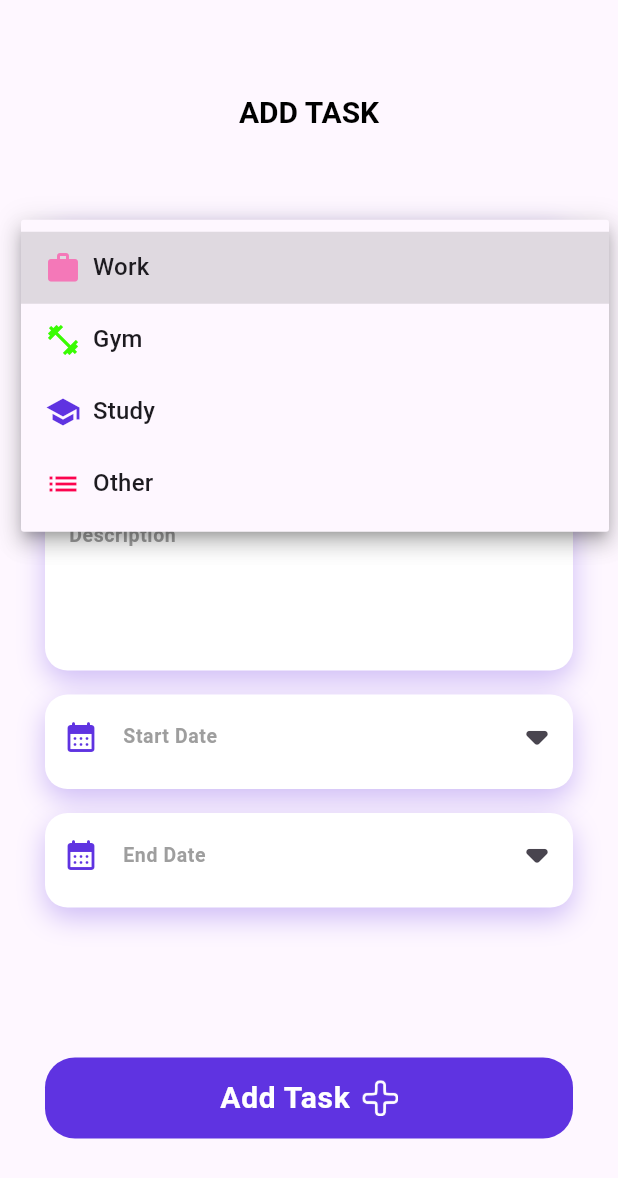
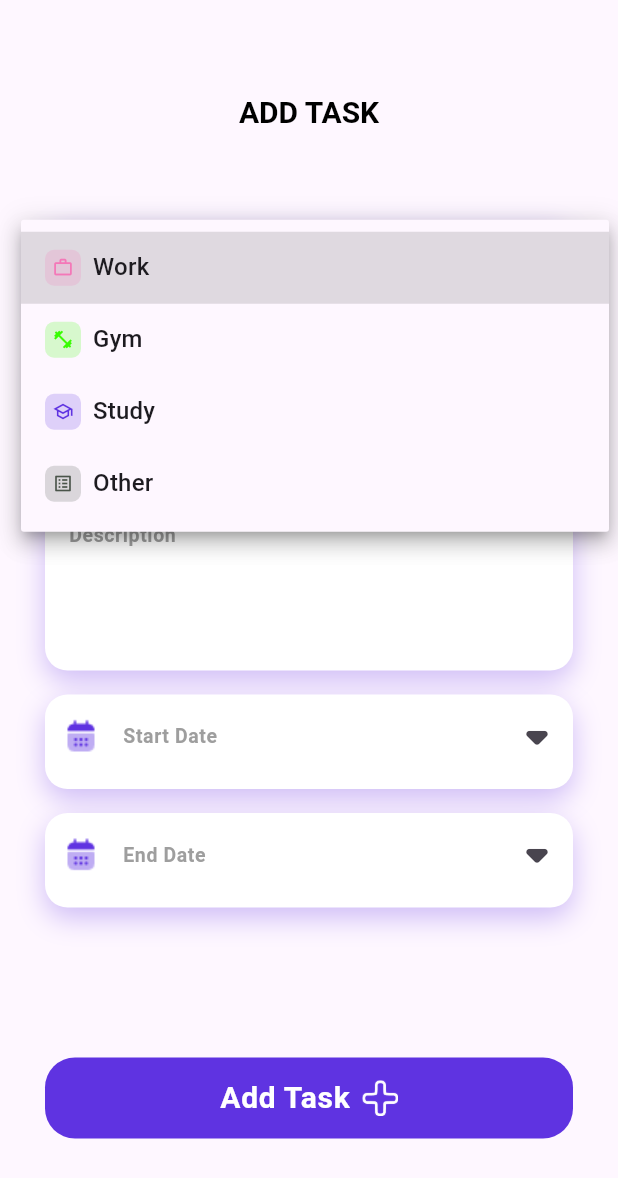
Before and after one commit to alibakhsha/todo_m, a Flutter app: the AddTaskScreen screen opened directly, after a tap on "Task Group", on a phone screen of 412 x 824 dp. Shown: the top 1178 px of the screen. Run offline on Flutter 3.47's test engine with Material 3 defaults, Android fonts, the phone set to English and light mode, and no system bars; our stand-ins replace get, get_storage; accounts and stored records are empty; Roboto replaces fonts that are missing (Lexenddeca).

Commit message:
compledet edit page screen

```diff
--- a/lib/main.dart
+++ b/lib/main.dart
@@ -19,6 +19,7 @@ class MyApp extends StatelessWidget {
   @override
   Widget build(BuildContext context) {
     return GetMaterialApp(
+      debugShowCheckedModeBanner: false,
       theme: themsData,
       home: isFirstLaunch ? FirstScreen() : HomeScreen(),
     );
--- a/lib/models/data_model.dart
+++ b/lib/models/data_model.dart
@@ -4,7 +4,9 @@ import 'package:todo_m/models/task_model.dart';
 
 class TaskModel {
   String taskName;
-  String taskDate;
+  String taskStartDate;
+  String taskEndDate;
+  String description;
   RxBool isDone;
   Color color;
   IconData icon;
@@ -12,7 +14,9 @@ class TaskModel {
 
   TaskModel({
     required this.taskName,
-    required this.taskDate,
+    required this.taskStartDate,
+    required this.taskEndDate,
+    required this.description,
     required this.isDone,
     required this.color,
     required this.icon,
@@ -22,7 +26,9 @@ class TaskModel {
   Map<String, dynamic> toJson() {
     return {
       'taskName': taskName,
-      'taskDate': taskDate,
+      'taskStartDate': taskStartDate,
+      'taskEndDate': taskEndDate,
+      'description': description,
       'isDone': isDone.value,
       'color': color.value,
       'icon': icon.codePoint,
@@ -33,12 +39,12 @@ class TaskModel {
   factory TaskModel.fromJson(Map<String, dynamic> json) {
     return TaskModel(
         taskName: json['taskName'],
-        taskDate: json['taskDate'],
+        taskStartDate: json['taskStartDate'].toString(),
+        taskEndDate: json['taskEndDate'].toString(),
+        description: json['description'].toString(),
         isDone: RxBool(json['isDone']),
         color: Color(json['color']),
-        icon: IconData(
-          json['icon'],
-        ),
-        taskGroup: 'taskGroup');
+        icon: IconData(json['icon']),
+        taskGroup: json['taskGroup']);
   }
 }
--- a/lib/models/task_model.dart
+++ b/lib/models/task_model.dart
@@ -1,5 +1,6 @@
 import 'package:flutter/material.dart';
 import 'package:get/get.dart';
+import 'package:todo_m/gen/assets.gen.dart';
 
 class TaskGroup {
    String? name;
@@ -11,9 +12,9 @@ class TaskGroup {
 
 class TaskData {
   static List<TaskGroup> taskGroup =[
-    TaskGroup('Work', Icons.work, const Color(0xffF478B8)),
-    TaskGroup('Gym', Icons.fitness_center, const Color(0xff39fc03)),
-    TaskGroup('Study', Icons.school, const Color(0xff5F33E1)),
-    TaskGroup('Other', Icons.list, const Color(0xfffc034e)),
+    TaskGroup('Work', Icons.work_outline, const Color(0xffF478B8)),
+    TaskGroup('Gym', Icons.fitness_center_outlined, const Color(0xff39fc03)),
+    TaskGroup('Study', Icons.school_outlined, const Color(0xff5F33E1)),
+    TaskGroup('Other', Icons.list_alt_outlined, const Color(0xff4a544a)),
   ];
 }
--- a/lib/view/add_task_screen.dart
+++ b/lib/view/add_task_screen.dart
@@ -3,7 +3,6 @@ import 'package:get/get.dart';
 import 'package:todo_m/controller/home_controller.dart';
 import 'package:todo_m/models/task_model.dart';
 import 'package:todo_m/view/home_screen.dart';
-
 
 import '../gen/assets.gen.dart';
 
@@ -39,8 +38,8 @@ class AddTaskScreen extends StatelessWidget {
     if (_selectedTaskGroup == null ||
         _taskNameController.text.isEmpty ||
         _descriptionController.text.isEmpty ||
-        _startDate == null ||
-        _endDate == null) {
+        _startDate.value == null ||
+        _endDate.value == null) {
       Get.snackbar(
         'Snackbar',
         'Please complete the fields correctly.',
@@ -48,13 +47,14 @@ class AddTaskScreen extends StatelessWidget {
         forwardAnimationCurve: Curves.elasticInOut,
         reverseAnimationCurve: Curves.easeOut,
       );
+      return;
     }
 
     final selectedGroup = TaskData.taskGroup.firstWhereOrNull(
       (group) => group.name == _selectedTaskGroup,
     );
 
-    if (selectedGroup == null) {
+    if (selectedGroup == null|| selectedGroup.name!.isEmpty) {
       Get.snackbar(
         'Snackbar',
         'Invalid Task Group selection.',
@@ -64,23 +64,15 @@ class AddTaskScreen extends StatelessWidget {
     }
     controller.addTask(
       _taskNameController.text,
+      '${_startDate.value!.day}/${_startDate.value!.month}/${_startDate.value!.year}',
       '${_endDate.value!.day}/${_endDate.value!.month}/${_endDate.value!.year}',
+      _descriptionController.text,
       selectedGroup.color!,
       selectedGroup.icon!,
       selectedGroup.name!,
     );
 
     Get.offAll(HomeScreen());
-
-    // else {
-    //   controller.addTask(
-    //       _selectedTaskGroup.value!,
-    //       '${_endDate.value!.day}/${_endDate.value!.month}/${_endDate.value!.year}',
-    //       taskGroup.value.color!,
-    //       taskGroup.value.icon!,
-    //       taskGroup.value.name!);
-    //   Get.offAll(HomeScreen());
-    // }
   }
 
   @override
@@ -137,7 +129,16 @@ class AddTaskScreen extends StatelessWidget {
                             value: group.name,
                             child: Row(
                               children: [
-                                Icon(group.icon, color: group.color),
+                                Container(
+                                    width: 24,
+                                    height: 24,
+                                    decoration: BoxDecoration(
+                                      borderRadius: const BorderRadius.all(
+                                          Radius.circular(6)),
+                                      color: group.color!.withOpacity(0.2),
+                                    ),
+                                    child: Icon(group.icon,
+                                        size: 14, color: group.color)),
                                 const SizedBox(width: 8),
                                 Text(group.name!),
                               ],
@@ -201,87 +202,9 @@ class AddTaskScreen extends StatelessWidget {
                       ),
                     ),
                     const SizedBox(height: 16),
-                    Container(
-                      height: 63,
-                      decoration: BoxDecoration(
-                          color: Colors.white,
-                          borderRadius:
-                              const BorderRadius.all(Radius.circular(15)),
-                          boxShadow: [
-                            BoxShadow(
-                                color: const Color.fromARGB(255, 95, 51, 225)
-                                    .withOpacity(0.3),
-                                spreadRadius: 0,
-                                blurRadius: 15,
-                                offset: const Offset(0, 7))
-                          ]),
-                      child: GestureDetector(
-                        onTap: () => _pickDate(context, true),
-                        child: AbsorbPointer(
-                          child: TextField(
-                            decoration: InputDecoration(
-                                labelText: 'Start Date',
-                                labelStyle: textTheme.bodySmall,
-                                border: const OutlineInputBorder(
-                                    borderSide: BorderSide.none),
-                                prefixIcon: const Icon(
-                                  Icons.calendar_month_rounded,
-                                  color: Color.fromARGB(255, 95, 51, 225),
-                                ),
-                                suffixIcon: const Icon(
-                                  Icons.arrow_drop_down_rounded,
-                                  size: 48,
-                                )),
-                            controller: TextEditingController(
-                              text: _startDate.value != null
-                                  ? '${_startDate.value!.day}/${_startDate.value!.month}/${_startDate.value!.year}'
-                                  : '',
-                            ),
-                          ),
-                        ),
-                      ),
-                    ),
+                    dateContainer(context, textTheme, true, 'Start Date',_startDate),
                     const SizedBox(height: 16),
-                    Container(
-                      height: 63,
-                      decoration: BoxDecoration(
-                          color: Colors.white,
-                          borderRadius:
-                              const BorderRadius.all(Radius.circular(15)),
-                          boxShadow: [
-                            BoxShadow(
-                                color: const Color.fromARGB(255, 95, 51, 225)
-                                    .withOpacity(0.3),
-                                spreadRadius: 0,
-                                blurRadius: 15,
-                                offset: const Offset(0, 7))
-                          ]),
-                      child: GestureDetector(
-                        onTap: () => _pickDate(context, false),
-                        child: AbsorbPointer(
-                          child: TextField(
-                            decoration: InputDecoration(
-                                labelText: 'End Date',
-                                labelStyle: textTheme.bodySmall,
-                                border: const OutlineInputBorder(
-                                    borderSide: BorderSide.none),
-                                prefixIcon: const Icon(
-                                  Icons.calendar_month_rounded,
-                                  color: Color.fromARGB(255, 95, 51, 225),
-                                ),
-                                suffixIcon: const Icon(
-                                  Icons.arrow_drop_down_rounded,
-                                  size: 48,
-                                )),
-                            controller: TextEditingController(
-                              text: _endDate.value != null
-                                  ? '${_endDate.value!.day}/${_endDate.value!.month}/${_endDate.value!.year}'
-                                  : '',
-                            ),
-                          ),
-                        ),
-                      ),
-                    ),
+                    dateContainer(context, textTheme, false, 'End Date',_endDate),
                     const SizedBox(height: 100),
                     Container(
                       width: size.width / 1.17,
@@ -321,4 +244,46 @@ class AddTaskScreen extends StatelessWidget {
       ),
     );
   }
+
+  Widget dateContainer(
+      BuildContext context, TextTheme textTheme, bool pickDate, String s,Rx<DateTime?> dateTime) {
+    return Container(
+      height: 63,
+      decoration: BoxDecoration(
+          color: Colors.white,
+          borderRadius: const BorderRadius.all(Radius.circular(15)),
+          boxShadow: [
+            BoxShadow(
+                color: const Color.fromARGB(255, 95, 51, 225).withOpacity(0.3),
+                spreadRadius: 0,
+                blurRadius: 15,
+                offset: const Offset(0, 7))
+          ]),
+      child: GestureDetector(
+        onTap: () => _pickDate(context, pickDate),
+        child: AbsorbPointer(
+          child: TextField(
+            decoration: InputDecoration(
+                labelText: s,
+                labelStyle: textTheme.bodySmall,
+                border: const OutlineInputBorder(borderSide: BorderSide.none),
+                prefixIcon: ImageIcon(
+                  AssetImage(Assets.images.calendar.path),
+                  size: 14,
+                  color: const Color(0xff5F33E1),
+                ),
+                suffixIcon: const Icon(
+                  Icons.arrow_drop_down_rounded,
+                  size: 48,
+                )),
+            controller: TextEditingController(
+              text: dateTime.value != null
+                  ? '${dateTime.value!.day}/${dateTime.value!.month}/${dateTime.value!.year}'
+                  : '',
+            ),
+          ),
+        ),
+      ),
+    );
+  }
 }
--- a/lib/view/home_screen.dart
+++ b/lib/view/home_screen.dart
@@ -109,7 +109,7 @@ class HomeScreen extends StatelessWidget {
                                                         color: task.color),
                                                   ),
                                                   Text(
-                                                    task.taskDate,
+                                                    task.taskEndDate,
                                                     style: TextStyle(
                                                         color: task.color
                                                             .withOpacity(0.3)),
```
Also changed, not shown: lib/controller/home_controller.dart (+19 -2 lines), lib/gen/assets.gen.dart (+29 -2 lines), lib/view/edit_page_complete_screen.dart (+81 -28 lines), lib/view/edit_task_screen.dart (+10 -6 lines), assets/images/calendar.png (added), assets/images/fitness.png (added), assets/images/other.png (added), assets/images/study.png (added), assets/images/work.png (added).
